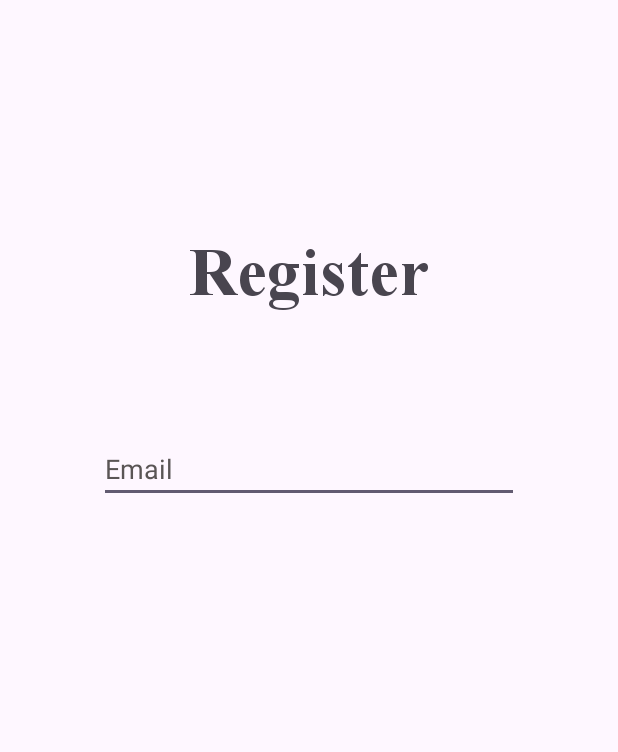
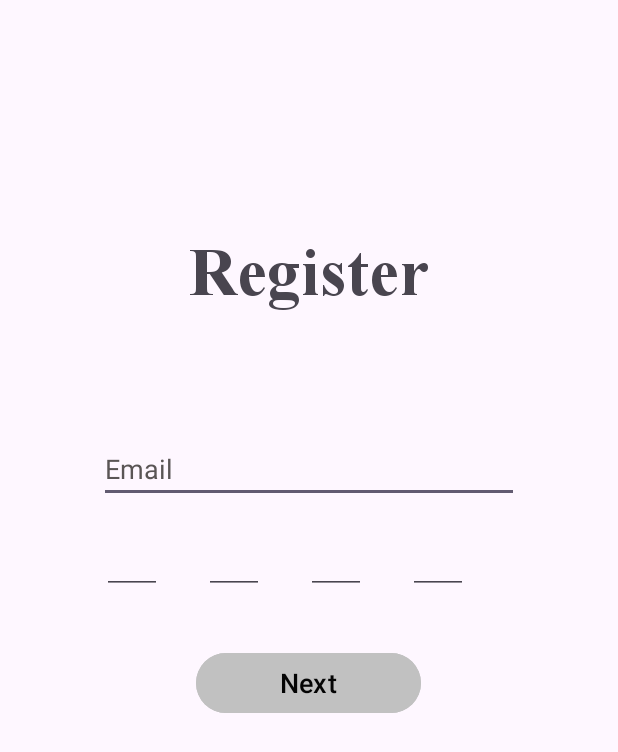
Before and after one commit to sundarraj-53/Trio, an Android app: the register_pass screen opened directly, with no data from a screen before it, on a phone screen of 412 x 824 dp. Shown: the top 752 px of the screen. Run offline under Robolectric (Android 15) with nearby library versions, the phone set to English and light mode, and no system bars; our stand-ins replace Volley.

Commit message:
All about today

```diff
--- a/app/build.gradle
+++ b/app/build.gradle
@@ -31,10 +31,10 @@ android {
 dependencies {
 
     implementation 'androidx.appcompat:appcompat:1.6.1'
-    implementation 'com.google.android.material:material:1.5.0'
+    implementation 'com.google.android.material:material:1.9.0'
     implementation 'androidx.constraintlayout:constraintlayout:2.1.4'
     implementation 'com.android.volley:volley:1.2.1'     //volley api
-      //otp password Dependancy
+    // otp password Dependancy
     testImplementation 'junit:junit:4.13.2'
     androidTestImplementation 'androidx.test.ext:junit:1.1.5'
     androidTestImplementation 'androidx.test.espresso:espresso-core:3.5.1'
--- a/app/src/main/java/com/example/trio/register_pass.java
+++ b/app/src/main/java/com/example/trio/register_pass.java
@@ -1,13 +1,107 @@
 package com.example.trio;
 
 import androidx.appcompat.app.AppCompatActivity;
+
+import android.content.Intent;
 import android.os.Bundle;
+import android.util.Log;
+import android.view.View;
+import android.widget.Button;
+import android.widget.EditText;
+import android.widget.TextView;
+import android.widget.Toast;
+
+import com.android.volley.Request;
+import com.android.volley.RequestQueue;
+import com.android.volley.Response;
+import com.android.volley.VolleyError;
+import com.android.volley.toolbox.JsonObjectRequest;
+import com.android.volley.toolbox.Volley;
+
+import org.json.JSONException;
+import org.json.JSONObject;
 
 public class register_pass extends AppCompatActivity {
 
+    TextView register;
+    private String TAG="REGISTER_PASS";
+    EditText email,input1,input2,input3,input4;
+    Button Next;
     @Override
     protected void onCreate(Bundle savedInstanceState) {
         super.onCreate(savedInstanceState);
         setContentView(R.layout.activity_register_pass);
+        register=findViewById(R.id.registerpass_title);
+        email=findViewById(R.id.email_registerpass);
+        input1=findViewById(R.id.input1_registerpass);
+        input2=findViewById(R.id.input2_registerpass);
+        input3=findViewById(R.id.input3_registerpass);
+        input4=findViewById(R.id.input4_registerpass);
+        Next=findViewById(R.id.next_registerpass);
+        Intent i=getIntent();
+        email.setText(i.getStringExtra("Email"));
+        Next.setOnClickListener(new View.OnClickListener() {
+            @Override
+            public void onClick(View v) {
+                if(!input1.getText().toString().isEmpty()&&!input2.getText().toString().isEmpty()&&!input3.getText().toString().isEmpty()&&!input4.getText().toString().isEmpty()){
+                    int a=Integer.parseInt(input1.getText().toString());
+                    int b=Integer.parseInt(input2.getText().toString());
+                    int c=Integer.parseInt(input3.getText().toString());
+                    int d=Integer.parseInt(input4.getText().toString());
+                    int password=(a*1000+b*100+c*10+d*1);
+                    String email=i.getStringExtra("Email");
+                    try {
+                        //Testing till the backend is connect
+                        Intent u=new Intent(register_pass.this,register_user.class);
+                        startActivity(u);
+                        //End
+
+                        postEmailPassword(email,password);
+                    }
+                    catch (JSONException e) {
+                        throw new RuntimeException(e);
+                    }
+
+                }
+            }
+        });
+
+    }
+
+    private void postEmailPassword(String email, int password) throws JSONException {
+        String url="";
+        RequestQueue queue= Volley.newRequestQueue(register_pass.this);
+        JSONObject json=new JSONObject();
+        json.put("email",email);
+        json.put("password",password);
+        JsonObjectRequest request=new JsonObjectRequest(Request.Method.POST, url, json,
+                new Response.Listener<JSONObject>() {
+                    @Override
+                    public void onResponse(JSONObject response) {
+                            try {
+                                 String res=response.getString("status");
+                                 if(res.equals("success")){
+                                   startActivity(new Intent(register_pass.this,register_user.class));
+                                 }
+                                 else{
+                                     String e=response.getString("message");
+                                     Toast.makeText(register_pass.this, "Hello user "+e, Toast.LENGTH_SHORT).show();
+                                 }
+                            }
+                            catch (Exception e){
+                                Log.e(TAG,"Exception Occured "+e.getMessage());
+                                Toast.makeText(register_pass.this, "Error due to "+e.getMessage(), Toast.LENGTH_SHORT).show();
+                            }
+                    }
+                },
+                new Response.ErrorListener() {
+                    @Override
+                    public void onErrorResponse(VolleyError error) {
+                        error.printStackTrace();
+                        Toast.makeText(register_pass.this, "Error Occured "+error, Toast.LENGTH_SHORT).show();
+                    }
+                });
+        queue.add(request);
+
     }
 }
--- a/app/src/main/res/layout/activity_register_pass.xml
+++ b/app/src/main/res/layout/activity_register_pass.xml
@@ -25,7 +25,72 @@
       android:layout_marginTop="290dp"
       android:hint="Email"
       android:textColor="@color/black"
+      android:editable="false"
       android:textColorHint="#5A5555"
       android:id="@+id/email_registerpass"
       />
-  </RelativeLayout>
+
+  <EditText
+      android:id="@+id/input1_registerpass"
+      android:layout_width="40dp"
+      android:layout_height="45dp"
+      android:layout_below="@+id/email_registerpass"
+      android:layout_marginLeft="68dp"
+      android:layout_marginTop="15dp"
+      android:imeOptions="actionNext"
+      android:importantForAutofill="no"
+      android:inputType="number"
+      android:maxLength="1"
+      android:textColor="@color/black" />
+  <EditText
+      android:id="@+id/input2_registerpass"
+      android:layout_width="40dp"
+      android:layout_height="45dp"
+      android:layout_below="@+id/email_registerpass"
+      android:layout_marginLeft="136dp"
+      android:layout_marginTop="15dp"
+      android:imeOptions="actionNext"
+      android:importantForAutofill="no"
+      android:inputType="number"
+      android:maxLength="1"
+      android:textColor="@color/black"
+      />
+  <EditText
+      android:id="@+id/input3_registerpass"
+      android:layout_width="40dp"
+      android:layout_height="45dp"
+      android:layout_below="@+id/email_registerpass"
+      android:layout_marginLeft="204dp"
+      android:layout_marginTop="15dp"
+      android:imeOptions="actionNext"
+      android:importantForAutofill="no"
+      android:inputType="number"
+      android:maxLength="1"
+      android:textColor="@color/black"
+      />
+  <EditText
+      android:id="@+id/input4_registerpass"
+      android:layout_width="40dp"
+      android:layout_height="45dp"
+      android:layout_below="@+id/email_registerpass"
+      android:layout_marginLeft="272dp"
+      android:layout_marginTop="15dp"
+      android:imeOptions="actionNext"
+      android:importantForAutofill="no"
+      android:inputType="number"
+      android:maxLength="1"
+      android:textColor="@color/black"
+      />
+  <Button
+      android:layout_width="150dp"
+      android:layout_height="wrap_content"
+      android:layout_below="@+id/input1_registerpass"
+      android:layout_centerHorizontal="true"
+      android:textColor="#040404"
+      android:backgroundTint="#C1C1C1"
+      android:id="@+id/next_registerpass"
+      android:text="Next"
+      android:textSize="18dp"
+      android:layout_marginTop="35dp"
+      />
+</RelativeLayout>
```
Also changed, not shown: app/src/main/AndroidManifest.xml (+8 -4 lines), app/src/main/java/com/example/trio/register_email.java (+10 -2 lines), app/src/main/java/com/example/trio/register_user.java (added, +38 -0 lines), app/src/main/res/layout/activity_register_user.xml (added, +108 -0 lines).
